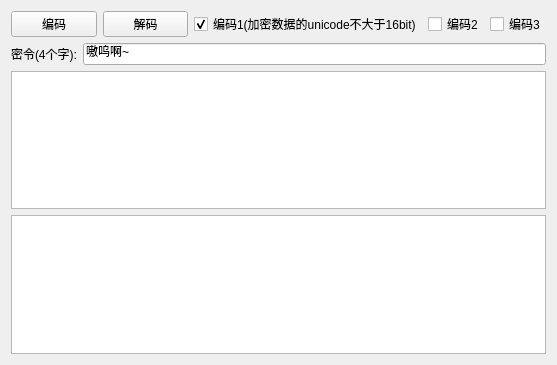
Before: the Qt Designer form nettunnel/OtherTools/shouyin/shouyinw.ui in wenlang-init/QTtest, drawn with Qt 5.
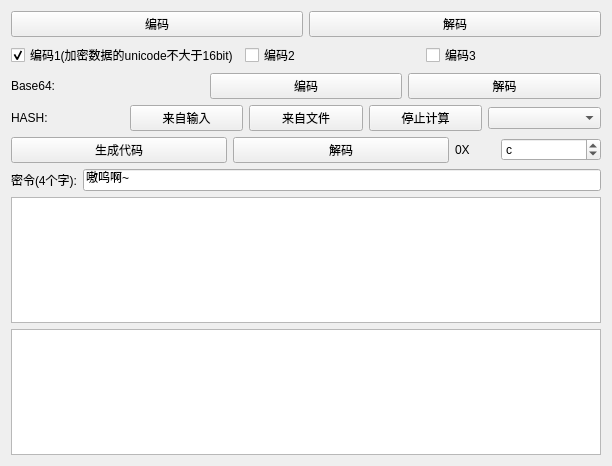
After: the same form once the commit is applied.

```diff
--- a/nettunnel/OtherTools/shouyin/shouyinw.ui
+++ b/nettunnel/OtherTools/shouyin/shouyinw.ui
@@ -6,8 +6,8 @@
    <rect>
     <x>0</x>
     <y>0</y>
-    <width>557</width>
-    <height>365</height>
+    <width>612</width>
+    <height>466</height>
    </rect>
   </property>
   <property name="windowTitle">
@@ -15,8 +15,6 @@
   </property>
   <layout class="QVBoxLayout" name="verticalLayout">
    <item>
-    <layout class="QHBoxLayout" name="horizontalLayout_3">
-     <item>
       <layout class="QHBoxLayout" name="horizontalLayout">
        <item>
         <widget class="QPushButton" name="pushButton1">
@@ -57,6 +55,118 @@
         <widget class="QCheckBox" name="checkBox3">
          <property name="text">
           <string>编码3</string>
+       </property>
+      </widget>
+     </item>
+    </layout>
+   </item>
+   <item>
+    <layout class="QHBoxLayout" name="horizontalLayout_7">
+     <item>
+      <widget class="QLabel" name="label_2">
+       <property name="text">
+        <string>Base64:</string>
+       </property>
+      </widget>
+     </item>
+     <item>
+      <widget class="QPushButton" name="pushButtonb1">
+       <property name="text">
+        <string>编码</string>
+       </property>
+      </widget>
+     </item>
+     <item>
+      <widget class="QPushButton" name="pushButtonb2">
+       <property name="text">
+        <string>解码</string>
+       </property>
+      </widget>
+     </item>
+    </layout>
+   </item>
+   <item>
+    <layout class="QHBoxLayout" name="horizontalLayout_3">
+     <item>
+      <widget class="QLabel" name="label_4">
+       <property name="text">
+        <string>HASH:</string>
+       </property>
+      </widget>
+     </item>
+     <item>
+      <widget class="QPushButton" name="pushButtonmd51">
+       <property name="text">
+        <string>来自输入</string>
+       </property>
+      </widget>
+     </item>
+     <item>
+      <widget class="QPushButton" name="pushButtonmd52">
+       <property name="text">
+        <string>来自文件</string>
+       </property>
+      </widget>
+     </item>
+     <item>
+      <widget class="QPushButton" name="pushButtonmd53">
+       <property name="text">
+        <string>停止计算</string>
+       </property>
+      </widget>
+     </item>
+     <item>
+      <widget class="QComboBox" name="comboBox"/>
+     </item>
+    </layout>
+   </item>
+   <item>
+    <layout class="QHBoxLayout" name="horizontalLayout_6">
+     <item>
+      <widget class="QPushButton" name="pushButton">
+       <property name="text">
+        <string>生成代码</string>
+       </property>
+      </widget>
+     </item>
+     <item>
+      <widget class="QPushButton" name="pushButtonu">
+       <property name="text">
+        <string>解码</string>
+       </property>
+      </widget>
+     </item>
+     <item>
+      <layout class="QHBoxLayout" name="horizontalLayout_5">
+       <item>
+        <widget class="QLabel" name="label_3">
+         <property name="maximumSize">
+          <size>
+           <width>40</width>
+           <height>16777215</height>
+          </size>
+         </property>
+         <property name="text">
+          <string>0X</string>
+         </property>
+        </widget>
+       </item>
+       <item>
+        <widget class="QSpinBox" name="spinBox">
+         <property name="maximumSize">
+          <size>
+           <width>100</width>
+           <height>16777215</height>
+          </size>
+         </property>
+         <property name="maximum">
+          <number>255</number>
+         </property>
+         <property name="value">
+          <number>12</number>
+         </property>
+         <property name="displayIntegerBase">
+          <number>16</number>
          </property>
         </widget>
        </item>
```
Lines whose indentation alone changed are shown as unchanged.
